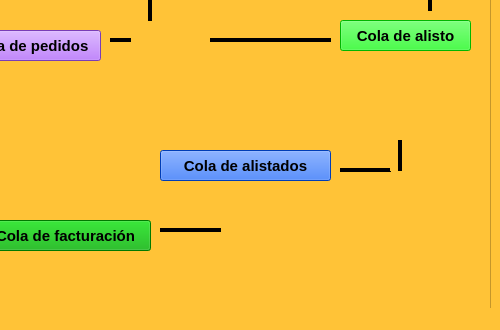
This is Proyecto1_ED/proyecto_ed.ui in urenakiller10/Proyecto-1--Estructuras_Datos as Qt 5 draws it before an edit; both pictures show x 300 to 800 and y 270 to 600 of the 800 by 600 pixel window. The edited form follows.
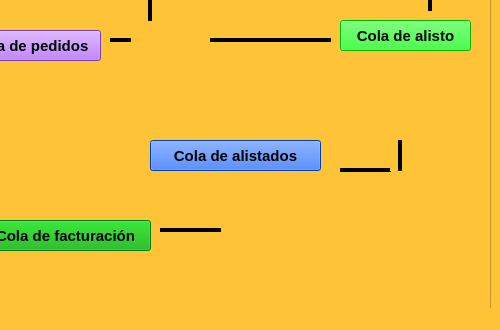
This is the edited form. Icons and pictures are not drawn.

Patch:
```diff
--- a/Proyecto1_ED/proyecto_ed.ui
+++ b/Proyecto1_ED/proyecto_ed.ui
@@ -1305,8 +1305,8 @@
     <widget class="QPushButton" name="pushButton_7">
      <property name="geometry">
       <rect>
-       <x>460</x>
-       <y>390</y>
+       <x>450</x>
+       <y>380</y>
        <width>171</width>
        <height>31</height>
       </rect>
```
